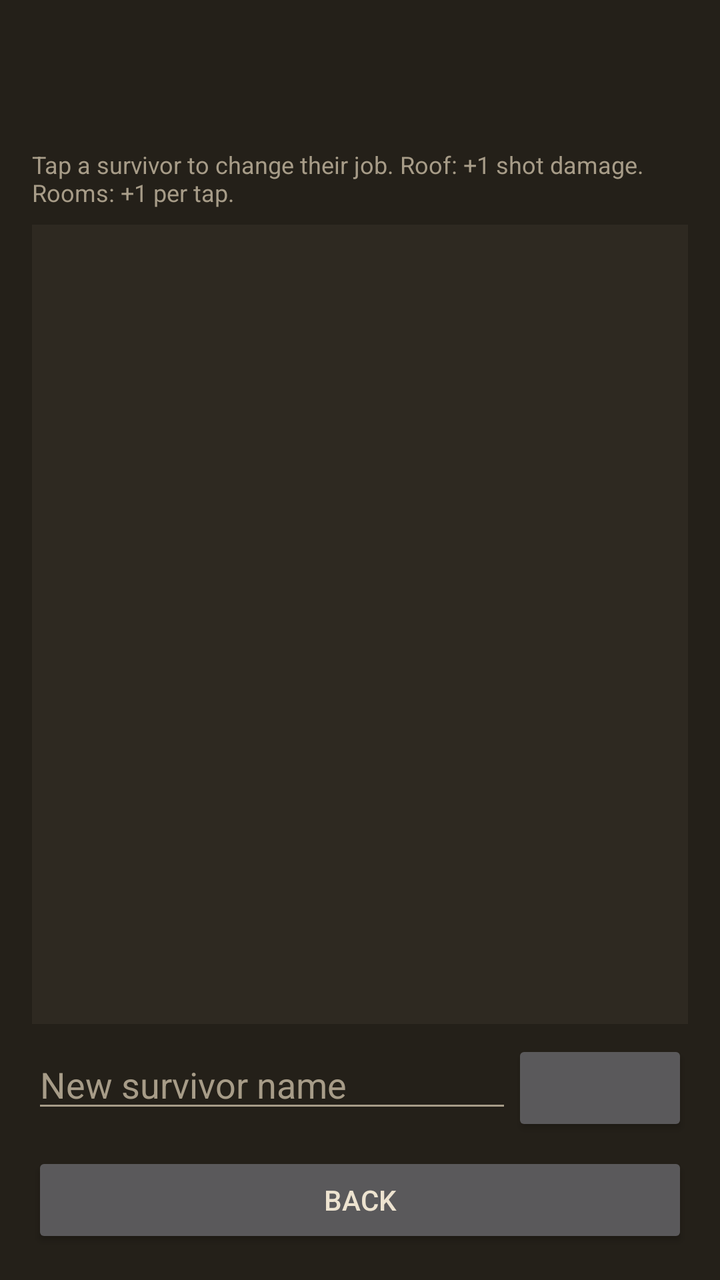
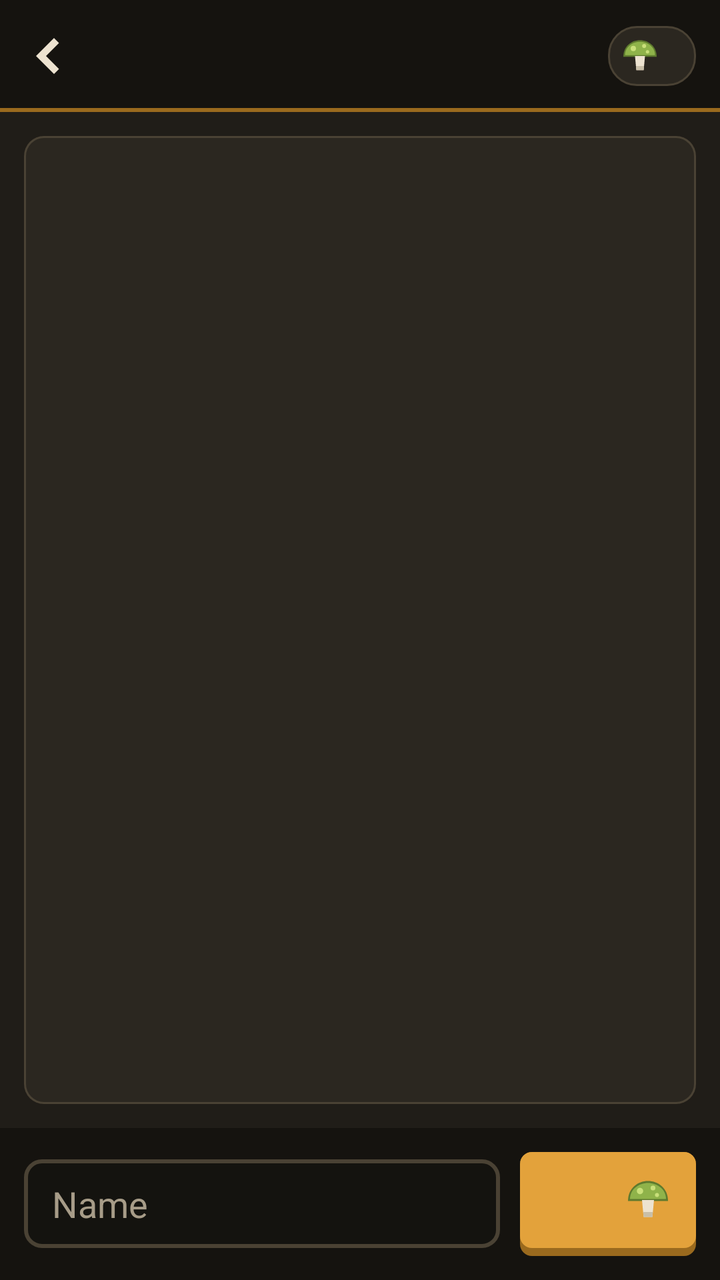

Before-and-after screenshots of an Android layout around one commit, followed by the original layout XML and the change that was made.
<!-- AndroidManifest.xml: application theme Theme.BurrowNine -->
<!-- res/layout/activity_survivors.xml -->
<?xml version="1.0" encoding="utf-8"?>
<FrameLayout xmlns:android="http://schemas.android.com/apk/res/android"
    android:layout_width="match_parent"
    android:layout_height="match_parent"
    android:fitsSystemWindows="true">

    <LinearLayout
        android:layout_width="match_parent"
        android:layout_height="match_parent"
        android:orientation="vertical"
        android:padding="16dp">

        <TextView
            android:id="@+id/survivorsTitle"
            style="@style/BunkerHeading"
            android:layout_width="wrap_content"
            android:layout_height="wrap_content"
            android:textSize="20sp" />

        <TextView
            android:id="@+id/survivorsFood"
            style="@style/BunkerText"
            android:layout_width="wrap_content"
            android:layout_height="wrap_content"
            android:layout_marginTop="4dp"
            android:textColor="@color/toxic_green" />

        <TextView
            style="@style/BunkerSmall"
            android:layout_width="wrap_content"
            android:layout_height="wrap_content"
            android:layout_marginTop="8dp"
            android:text="@string/survivors_help" />

        <ListView
            android:id="@+id/survivorList"
            android:layout_width="match_parent"
            android:layout_height="0dp"
            android:layout_marginTop="8dp"
            android:layout_weight="1"
            android:background="@color/panel"
            android:divider="@color/panel_line"
            android:dividerHeight="1dp" />

        <LinearLayout
            android:layout_width="match_parent"
            android:layout_height="wrap_content"
            android:layout_marginTop="8dp"
            android:orientation="horizontal">

            <EditText
                android:id="@+id/recruitName"
                android:layout_width="0dp"
                android:layout_height="wrap_content"
                android:layout_weight="1"
                android:autofillHints="name"
                android:hint="@string/recruit_name_hint"
                android:inputType="textCapWords"
                android:maxLength="16"
                android:textColor="@color/text_main"
                android:textColorHint="@color/text_dim" />

            <Button
                android:id="@+id/recruitButton"
                android:layout_width="wrap_content"
                android:layout_height="wrap_content" />
        </LinearLayout>

        <Button
            android:id="@+id/survivorsBack"
            android:layout_width="match_parent"
            android:layout_height="wrap_content"
            android:layout_marginTop="8dp"
            android:text="@string/back" />
    </LinearLayout>
</FrameLayout>
<!-- resources referenced by this layout -->
<resources>
  <color name="panel">#FF2E2921</color>
  <color name="toxic_green">#FF8FB34A</color>
  <string name="recruit_name_hint">New survivor name</string>
  <string name="survivors_help">Tap a survivor to change their job. Roof: +1 shot damage. Rooms: +1 per tap.</string>
  <style name="BunkerHeading">
          <item name="android:textColor">@color/amber</item>
          <item name="android:textSize">16sp</item>
          <item name="android:textStyle">bold</item>
          <item name="android:fontFamily">monospace</item>
      </style>
  <style name="BunkerSmall">
          <item name="android:textColor">@color/text_dim</item>
          <item name="android:textSize">12sp</item>
      </style>
  <style name="BunkerText">
          <item name="android:textColor">@color/text_main</item>
          <item name="android:textSize">14sp</item>
      </style>
  <style name="Theme.BurrowNine" parent="Theme.AppCompat.NoActionBar">
          <item name="colorPrimary">@color/rust</item>
          <item name="colorPrimaryDark">@color/soot</item>
          <item name="colorAccent">@color/amber</item>
          <item name="android:windowBackground">@color/bunker_wall</item>
          <item name="android:textColorPrimary">@color/text_main</item>
          <item name="android:textColorSecondary">@color/text_dim</item>
          <item name="android:statusBarColor">@color/soot</item>
      </style>
  <color name="bunker_wall">#FF242019</color>
  <!-- unchanged entries left out for length: 7 -->
</resources>

<!-- the commit's change to res/layout/activity_survivors.xml (unified diff, before → after) -->
@@ -1,76 +1,106 @@
 <?xml version="1.0" encoding="utf-8"?>
-<FrameLayout xmlns:android="http://schemas.android.com/apk/res/android"
+<LinearLayout xmlns:android="http://schemas.android.com/apk/res/android"
     android:layout_width="match_parent"
     android:layout_height="match_parent"
-    android:fitsSystemWindows="true">
+    android:fitsSystemWindows="true"
+    android:orientation="vertical">
 
-    <LinearLayout
+    <RelativeLayout
         android:layout_width="match_parent"
-        android:layout_height="match_parent"
-        android:orientation="vertical"
-        android:padding="16dp">
+        android:layout_height="56dp"
+        android:background="@drawable/bg_hud"
+        android:paddingEnd="12dp">
+
+        <ImageButton
+            android:id="@+id/survivorsBack"
+            android:layout_width="48dp"
+            android:layout_height="48dp"
+            android:layout_alignParentStart="true"
+            android:layout_centerVertical="true"
+            android:background="@android:color/transparent"
+            android:contentDescription="@string/back"
+            android:padding="12dp"
+            android:scaleType="fitCenter"
+            android:src="@drawable/ic_back" />
 
         <TextView
             android:id="@+id/survivorsTitle"
             style="@style/BunkerHeading"
             android:layout_width="wrap_content"
             android:layout_height="wrap_content"
-            android:textSize="20sp" />
+            android:layout_centerVertical="true"
+            android:layout_toEndOf="@id/survivorsBack"
+            android:layout_toStartOf="@id/survivorsFoodChip"
+            android:ellipsize="end"
+            android:maxLines="1" />
 
-        <TextView
-            android:id="@+id/survivorsFood"
-            style="@style/BunkerText"
+        <LinearLayout
+            android:id="@+id/survivorsFoodChip"
+            android:layout_width="wrap_content"
+            android:layout_height="30dp"
+            android:layout_alignParentEnd="true"
+            android:layout_centerVertical="true"
+            android:background="@drawable/bg_chip"
+            android:gravity="center_vertical"
+            android:orientation="horizontal"
+            android:paddingStart="6dp"
+            android:paddingEnd="12dp">
+
+            <ImageView
+                android:layout_width="20dp"
+                android:layout_height="20dp"
+                android:contentDescription="@string/food"
+                android:src="@drawable/ic_food" />
+
+            <TextView
+                android:id="@+id/survivorsFood"
+                style="@style/HudNumber"
+                android:layout_width="wrap_content"
+                android:layout_height="wrap_content"
+                android:layout_marginStart="6dp" />
+        </LinearLayout>
+    </RelativeLayout>
+
+    <ListView
+        android:id="@+id/survivorList"
+        android:layout_width="match_parent"
+        android:layout_height="0dp"
+        android:layout_margin="12dp"
+        android:layout_weight="1"
+        android:background="@drawable/bg_panel"
+        android:divider="@color/panel_line"
+        android:dividerHeight="1dp"
+        android:padding="1dp" />
+
+    <LinearLayout
+        android:layout_width="match_parent"
+        android:layout_height="wrap_content"
+        android:background="@color/soot"
+        android:gravity="center_vertical"
+        android:orientation="horizontal"
+        android:padding="12dp">
+
+        <EditText
+            android:id="@+id/recruitName"
+            android:layout_width="0dp"
+            android:layout_height="wrap_content"
+            android:layout_weight="1"
+            android:autofillHints="name"
+            android:background="@drawable/bg_field"
+            android:hint="@string/recruit_name_hint"
+            android:inputType="textCapWords"
+            android:maxLength="16"
+            android:textColor="@color/text_main"
+            android:textColorHint="@color/text_dim" />
+
+        <Button
+            android:id="@+id/recruitButton"
             android:layout_width="wrap_content"
             android:layout_height="wrap_content"
-            android:layout_marginTop="4dp"
-            android:textColor="@color/toxic_green" />
-
-        <TextView
-            style="@style/BunkerSmall"
-            android:layout_width="wrap_content"
-            android:layout_height="wrap_content"
-            android:layout_marginTop="8dp"
-            android:text="@string/survivors_help" />
-
-        <ListView
-            android:id="@+id/survivorList"
-            android:layout_width="match_parent"
-            android:layout_height="0dp"
-            android:layout_marginTop="8dp"
-            android:layout_weight="1"
-            android:background="@color/panel"
-            android:divider="@color/panel_line"
-            android:dividerHeight="1dp" />
-
-        <LinearLayout
-            android:layout_width="match_parent"
-            android:layout_height="wrap_content"
-            android:layout_marginTop="8dp"
-            android:orientation="horizontal">
-
-            <EditText
-                android:id="@+id/recruitName"
-                android:layout_width="0dp"
-                android:layout_height="wrap_content"
-                android:layout_weight="1"
-                android:autofillHints="name"
-                android:hint="@string/recruit_name_hint"
-                android:inputType="textCapWords"
-                android:maxLength="16"
-                android:textColor="@color/text_main"
-                android:textColorHint="@color/text_dim" />
-
-            <Button
-                android:id="@+id/recruitButton"
-                android:layout_width="wrap_content"
-                android:layout_height="wrap_content" />
-        </LinearLayout>
-
-        <Button
-            android:id="@+id/survivorsBack"
-            android:layout_width="match_parent"
-            android:layout_height="wrap_content"
-            android:layout_marginTop="8dp"
-            android:text="@string/back" />
+            android:layout_marginStart="10dp"
+            android:drawableEnd="@drawable/ic_food"
+            android:drawablePadding="4dp"
+            android:paddingStart="14dp"
+            android:paddingEnd="12dp" />
     </LinearLayout>
-</FrameLayout>
+</LinearLayout>
<!-- resource entries referenced after the edit -->
@@ -1,33 +1,118 @@
 <!-- resources referenced by this layout -->
 <resources>
-  <color name="panel">#FF2E2921</color>
-  <color name="toxic_green">#FF8FB34A</color>
-  <string name="recruit_name_hint">New survivor name</string>
-  <string name="survivors_help">Tap a survivor to change their job. Roof: +1 shot damage. Rooms: +1 per tap.</string>
+  <!-- drawable bg_chip (drawable) -->
+  <?xml version="1.0" encoding="utf-8"?>
+  <shape xmlns:android="http://schemas.android.com/apk/res/android" android:shape="rectangle">
+      <solid android:color="@color/panel" />
+      <stroke android:width="1dp" android:color="@color/panel_line" />
+      <corners android:radius="14dp" />
+  </shape>
+  <!-- drawable bg_field (drawable) -->
+  <?xml version="1.0" encoding="utf-8"?>
+  <shape xmlns:android="http://schemas.android.com/apk/res/android" android:shape="rectangle">
+      <solid android:color="#CC15130F" />
+      <stroke android:width="2dp" android:color="@color/panel_line" />
+      <corners android:radius="8dp" />
+      <padding android:left="14dp" android:right="14dp" android:top="10dp" android:bottom="10dp" />
+  </shape>
+  <!-- drawable bg_hud (drawable) -->
+  <?xml version="1.0" encoding="utf-8"?>
+  <layer-list xmlns:android="http://schemas.android.com/apk/res/android">
+      <item><shape><solid android:color="@color/amber_dark" /></shape></item>
+      <item android:bottom="2dp"><shape><solid android:color="@color/soot" /></shape></item>
+  </layer-list>
+  <!-- drawable bg_panel (drawable) -->
+  <?xml version="1.0" encoding="utf-8"?>
+  <layer-list xmlns:android="http://schemas.android.com/apk/res/android">
+      <item><shape><solid android:color="@color/panel_line" /><corners android:radius="10dp" /></shape></item>
+      <item android:left="1dp" android:top="1dp" android:right="1dp" android:bottom="1dp">
+          <shape><solid android:color="@color/panel" /><corners android:radius="9dp" /></shape>
+      </item>
+  </layer-list>
+  <!-- drawable ic_back (drawable) -->
+  <?xml version="1.0" encoding="utf-8"?>
+  <vector xmlns:android="http://schemas.android.com/apk/res/android"
+      android:width="24dp"
+      android:height="24dp"
+      android:viewportWidth="24"
+      android:viewportHeight="24">
+      <path android:fillColor="#FFEDE3D0" android:pathData="M15,3 L17.5,5.5 L11,12 L17.5,18.5 L15,21 L6,12 Z" />
+  </vector>
+  <!-- drawable ic_food (drawable) -->
+  <?xml version="1.0" encoding="utf-8"?>
+  <vector xmlns:android="http://schemas.android.com/apk/res/android"
+      android:width="24dp"
+      android:height="24dp"
+      android:viewportWidth="24"
+      android:viewportHeight="24">
+      <path android:fillColor="#FF5E7A2E" android:pathData="M2,12.5 C2,6 7,2.5 12,2.5 C17,2.5 22,6 22,12.5 Z" />
+      <path android:fillColor="#FF8FB34A" android:pathData="M3,11.5 C3,6.5 7.5,3.5 12,3.5 C16.5,3.5 21,6.5 21,11.5 Z" />
+      <path android:fillColor="#FFC9E07A" android:pathData="M6.4,7.5 a1.6,1.6 0 1,0 3.2,0 a1.6,1.6 0 1,0 -3.2,0 Z M13.3,6 a1.2,1.2 0 1,0 2.4,0 a1.2,1.2 0 1,0 -2.4,0 Z M15.5,9.5 a1,1 0 1,0 2,0 a1,1 0 1,0 -2,0 Z" />
+      <path android:fillColor="#FFEDE3D0" android:pathData="M9,12 h6 l-0.8,8.5 h-4.4 Z" />
+      <path android:fillColor="#FFC9BFA8" android:pathData="M9.6,18 h4.8 l-0.2,2.5 h-4.4 Z" />
+  </vector>
+  <string name="food">Food</string>
+  <color name="panel">#FF2B2720</color>
+  <color name="amber_dark">#FF9A6A1E</color>
+  <string name="recruit_name_hint">Name</string>
   <style name="BunkerHeading">
           <item name="android:textColor">@color/amber</item>
-          <item name="android:textSize">16sp</item>
+          <item name="android:textSize">18sp</item>
           <item name="android:textStyle">bold</item>
           <item name="android:fontFamily">monospace</item>
       </style>
-  <style name="BunkerSmall">
-          <item name="android:textColor">@color/text_dim</item>
-          <item name="android:textSize">12sp</item>
-      </style>
-  <style name="BunkerText">
+  <style name="HudNumber">
           <item name="android:textColor">@color/text_main</item>
-          <item name="android:textSize">14sp</item>
+          <item name="android:textSize">15sp</item>
+          <item name="android:textStyle">bold</item>
+          <item name="android:fontFamily">monospace</item>
       </style>
   <style name="Theme.BurrowNine" parent="Theme.AppCompat.NoActionBar">
           <item name="colorPrimary">@color/rust</item>
           <item name="colorPrimaryDark">@color/soot</item>
           <item name="colorAccent">@color/amber</item>
+          <item name="colorControlNormal">@color/text_dim</item>
           <item name="android:windowBackground">@color/bunker_wall</item>
           <item name="android:textColorPrimary">@color/text_main</item>
           <item name="android:textColorSecondary">@color/text_dim</item>
           <item name="android:statusBarColor">@color/soot</item>
+          <item name="buttonStyle">@style/BunkerButton</item>
       </style>
-  <color name="bunker_wall">#FF242019</color>
+  <color name="bunker_wall">#FF201D18</color>
+  <style name="BunkerButton" parent="Widget.AppCompat.Button">
+          <item name="android:background">@drawable/bg_button</item>
+          <item name="android:textColor">@color/text_on_amber</item>
+          <item name="android:textStyle">bold</item>
+          <item name="android:fontFamily">monospace</item>
+          <item name="android:textSize">15sp</item>
+          <item name="android:minHeight">52dp</item>
+          <item name="android:paddingBottom">4dp</item>
+          <item name="android:stateListAnimator">@null</item>
+      </style>
+  <!-- drawable bg_button (drawable) -->
+  <?xml version="1.0" encoding="utf-8"?>
+  <selector xmlns:android="http://schemas.android.com/apk/res/android">
+      <item android:state_enabled="false">
+          <layer-list>
+              <item android:top="0dp"><shape><solid android:color="#FF3E3C38" /><corners android:radius="6dp" /></shape></item>
+              <item android:top="0dp" android:bottom="4dp"><shape><solid android:color="@color/steel_dark" /><corners android:radius="6dp" /></shape></item>
+          </layer-list>
+      </item>
+      <item android:state_pressed="true">
+          <layer-list>
+              <item android:top="1dp"><shape><solid android:color="#FF6E4A14" /><corners android:radius="6dp" /></shape></item>
+              <item android:top="1dp" android:bottom="1dp"><shape><solid android:color="@color/amber_dark" /><corners android:radius="6dp" /></shape></item>
+          </layer-list>
+      </item>
+      <item>
+          <layer-list>
+              <item android:top="0dp"><shape><solid android:color="@color/amber_dark" /><corners android:radius="6dp" /></shape></item>
+              <item android:top="0dp" android:bottom="4dp"><shape><solid android:color="@color/amber" /><corners android:radius="6dp" /></shape></item>
+          </layer-list>
+      </item>
+  </selector>
+  <color name="text_on_amber">#FF1E1A12</color>
+  <color name="steel_dark">#FF5A5852</color>
   <!-- unchanged entries left out for length: 7 -->
 </resources>
 
